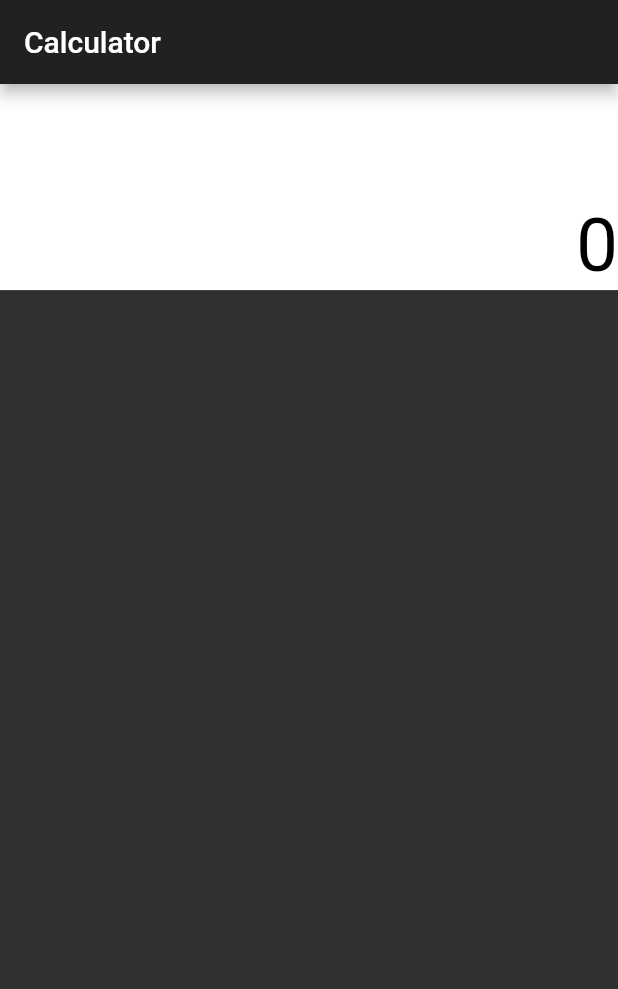
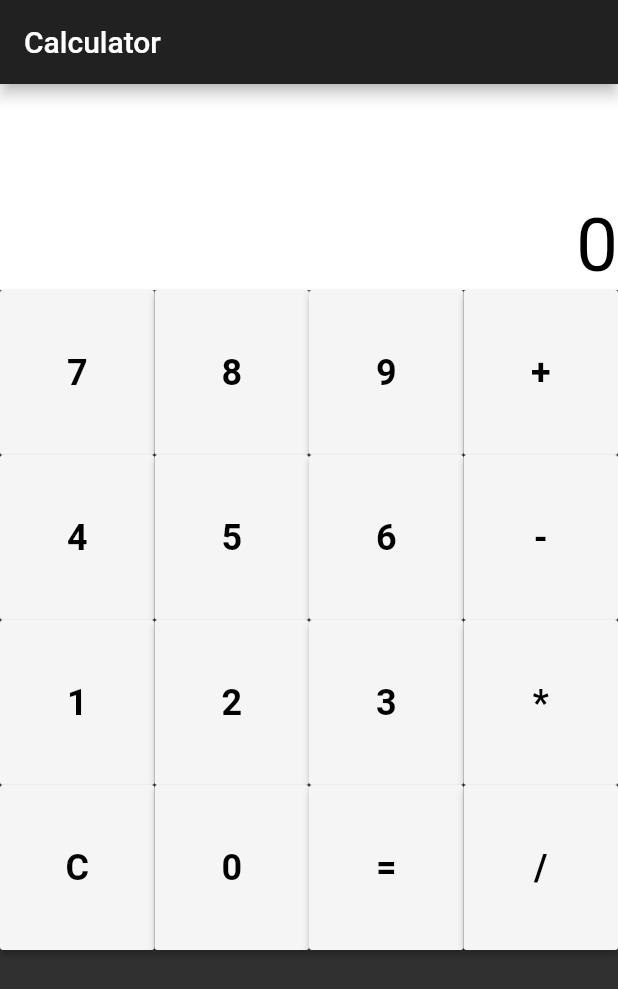
Before and after one commit to Bigghead/Dart_Flutter_Projects, a Flutter app: the screen it shows after launch, on a phone screen of 412 x 824 dp. Shown: the top 989 px of the screen. Run offline on Flutter 3.47's test engine with Material 2 defaults, Android fonts, the phone set to English and light mode, and no system bars.

Commit message:
full layout, can call parent func

```diff
--- a/project_1_calculator/lib/button-row.dart
+++ b/project_1_calculator/lib/button-row.dart
@@ -2,9 +2,12 @@ import 'package:flutter/material.dart';
 
 class ButtonRow extends StatelessWidget {
 
-  final List<int> _buttons;
+  final List _buttons;
+  final calculate;
 
-  ButtonRow(this._buttons);
+  ButtonRow(this._buttons, this.calculate){
+    print(_buttons);
+  }
 
   @override
   Widget build(BuildContext context) {
@@ -14,12 +17,14 @@ class ButtonRow extends StatelessWidget {
           children: _buttons.map( (button) {
             return Expanded(
               child: MaterialButton(
-                    height: 100.0,
-                    child: new Text("8",
-                    style: new TextStyle(fontWeight: FontWeight.bold, fontSize: 24.0)),
+                    height: 110.0,
+                    child: Text(button.toString(),
+                    style: TextStyle(fontWeight: FontWeight.bold, fontSize: 24.0)),
                     textColor: Colors.black,
                     color: Colors.grey[100],
-                    onPressed: (){},
+                    onPressed: (){
+                      calculate(button.toString());
+                    },
                   ),
             );
           } ).toList(),
--- a/project_1_calculator/lib/homepage.dart
+++ b/project_1_calculator/lib/homepage.dart
@@ -1,4 +1,6 @@
 import 'package:flutter/material.dart';
+
+import './button-row.dart';
 
 
 class HomePage extends StatefulWidget {
@@ -14,7 +16,10 @@ class _HomePageState extends State<HomePage> {
 
   int totalValue = 0;
   String currentCal = '';
-  List buttons = [ [7, 8, 9, '+'] ];
+  List buttons = [ [ 7, 8, 9, '+' ],
+                   [ 4, 5, 6, '-' ],
+                   [ 1, 2, 3, '*' ],
+                   [ 'C', 0, '=', '/'] ];
 
   @override
     void initState() {
@@ -46,8 +51,22 @@ class _HomePageState extends State<HomePage> {
                 textAlign: TextAlign.right,
               ),
             ),
+
+            Column(
+              children: buttons.map( ( button ) {
+                return ButtonRow(button, calculate);
+              } ).toList(),
+            ),
+
+            BottomAppBar(
+              child: Text(''),
+            )
           ],
         )
       );
     }
+
+  calculate( String value) {
+    print(value);
+  }
 }
```
